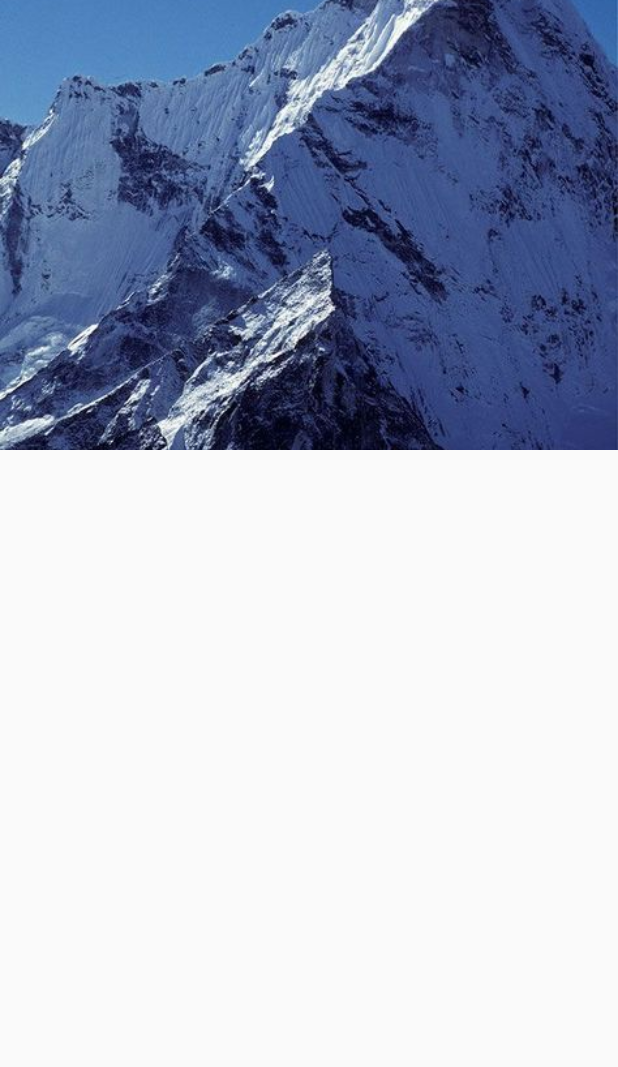
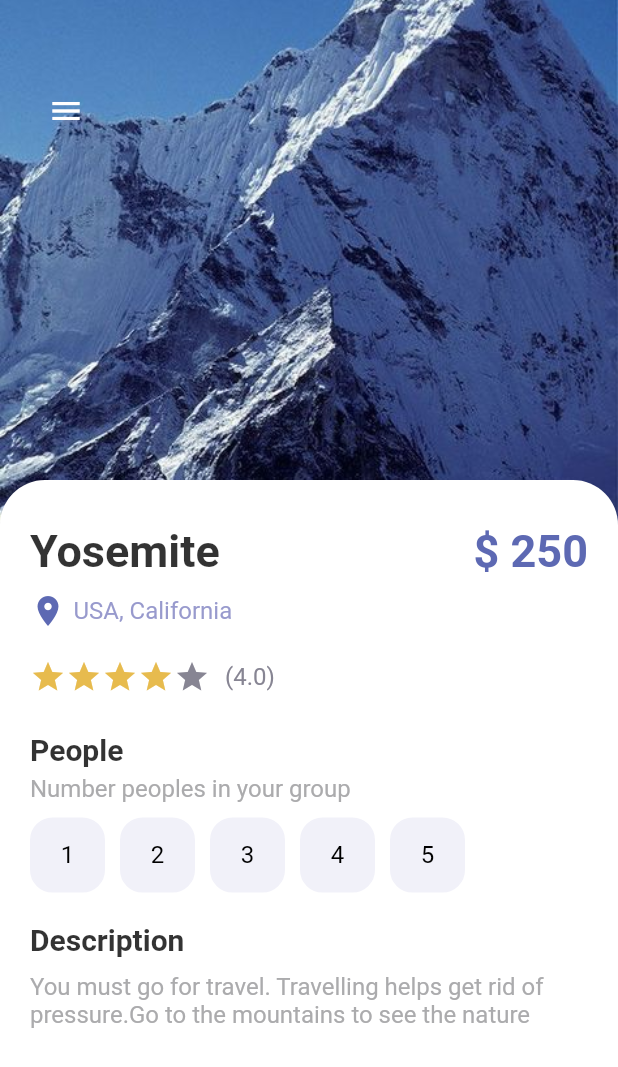
Before and after one commit to AtharvKhamkar/TravelApp, a Flutter app: the screen it shows after launch, on a phone screen of 412 x 824 dp. Shown: the top 1067 px of the screen. Run offline on Flutter 3.47's test engine with Material 2 defaults, Android fonts, the phone set to English and light mode, and no system bars; missing offline and left inert: dart:ffi.

Commit message:
detailPage

```diff
--- a/lib/pages/detail_page.dart
+++ b/lib/pages/detail_page.dart
@@ -1,4 +1,10 @@
+import 'dart:ffi';
+
 import 'package:flutter/material.dart';
+import 'package:travel_app/misc/colors.dart';
+import 'package:travel_app/widget/app_buttons.dart';
+import 'package:travel_app/widget/app_large_text.dart';
+import 'package:travel_app/widget/app_text.dart';
 
 class DetailPage extends StatefulWidget {
   const DetailPage({super.key});
@@ -8,6 +14,9 @@ class DetailPage extends StatefulWidget {
 }
 
 class _DetailPageState extends State<DetailPage> {
+  int gottenStars = 4;
+  int selectedIndex = -1;
+
   @override
   Widget build(BuildContext context) {
     return Scaffold(
@@ -17,22 +26,11 @@ class _DetailPageState extends State<DetailPage> {
         child: Stack(
           children: [
             Positioned(
-                left: 20,
-                top: 70,
-                child: Row(
-                  children: [
-                    IconButton(
-                      onPressed: () {},
-                      icon: Icon(Icons.menu),
-                    )
-                  ],
-                )),
-            Positioned(
               left: 0,
               right: 0,
               child: Container(
                 width: double.maxFinite,
-                height: 300,
+                height: 350,
                 decoration: BoxDecoration(
                   image: DecorationImage(
                     image: AssetImage("assets/img/mountain.jpeg"),
@@ -41,6 +39,154 @@ class _DetailPageState extends State<DetailPage> {
                 ),
               ),
             ),
+            Positioned(
+              left: 20,
+              top: 50,
+              child: Row(
+                children: [
+                  IconButton(
+                    onPressed: () {},
+                    icon: Icon(Icons.menu),
+                    color: Colors.white,
+                  )
+                ],
+              ),
+            ),
+            Positioned(
+              top: 320,
+              child: Container(
+                padding: const EdgeInsets.only(left: 20, right: 20, top: 30),
+                width: MediaQuery.of(context).size.width,
+                height: 500,
+                decoration: BoxDecoration(
+                  color: Colors.white,
+                  borderRadius: BorderRadius.only(
+                    topLeft: Radius.circular(30),
+                    topRight: Radius.circular(30),
+                  ),
+                ),
+                child: Column(
+                  crossAxisAlignment: CrossAxisAlignment.start,
+                  children: [
+                    Row(
+                      mainAxisAlignment: MainAxisAlignment.spaceBetween,
+                      children: [
+                        AppLargeText(
+                            text: "Yosemite",
+                            color: Colors.black.withOpacity(0.8)),
+                        AppLargeText(
+                            text: "\$ 250", color: AppColors.mainColor),
+                      ],
+                    ),
+                    SizedBox(
+                      height: 10,
+                    ),
+                    Row(
+                      children: [
+                        Icon(
+                          Icons.location_on,
+                          color: AppColors.mainColor,
+                        ),
+                        SizedBox(
+                          width: 5,
+                        ),
+                        AppText(
+                            text: "USA, California",
+                            color: AppColors.textColor1)
+                      ],
+                    ),
+                    SizedBox(
+                      height: 20,
+                    ),
+                    Row(
+                      children: [
+                        Wrap(
+                          children: List.generate(5, (index) {
+                            return Icon(
+                              Icons.star,
+                              color: index < gottenStars
+                                  ? AppColors.starColor
+                                  : AppColors.textColor2,
+                            );
+                          }),
+                        ),
+                        SizedBox(
+                          width: 10,
+                        ),
+                        AppText(
+                          text: "(4.0)",
+                          color: AppColors.textColor2,
+                        )
+                      ],
+                    ),
+                    SizedBox(
+                      height: 25,
+                    ),
+                    AppLargeText(
+                      text: "People",
+                      color: Colors.black.withOpacity(0.8),
+                      size: 20,
+                    ),
+                    SizedBox(
+                      height: 5,
+                    ),
+                    AppText(
+                      text: "Number peoples in your group",
+                      color: AppColors.mainTextColor,
+                    ),
+                    SizedBox(
+                      height: 10,
+                    ),
+                    Wrap(
+                      children: List.generate(
+                        5,
+                        ((index) {
+                          return InkWell(
+                            onTap: () {
+                              setState(() {
+                                selectedIndex = index;
+                              });
+                            },
+                            child: Container(
+                              margin: const EdgeInsets.only(right: 10),
+                              child: AppButtons(
+                                color: selectedIndex == index
+                                    ? Colors.white
+                                    : Colors.black,
+                                backgroundColor: selectedIndex == index
+                                    ? Colors.black
+                                    : AppColors.buttonBackground,
+                                size: 50,
+                                borderColor: selectedIndex == index
+                                    ? Colors.black
+                                    : AppColors.buttonBackground,
+                                text: (index + 1).toString(),
+                              ),
+                            ),
+                          );
+                        }),
+                      ),
+                    ),
+                    SizedBox(
+                      height: 20,
+                    ),
+                    AppLargeText(
+                      text: "Description",
+                      color: Colors.black.withOpacity(0.8),
+                      size: 20,
+                    ),
+                    SizedBox(
+                      height: 10,
+                    ),
+                    AppText(
+                      text:
+                          "You must go for travel. Travelling helps get rid of pressure.Go to the mountains to see the nature",
+                      color: AppColors.mainTextColor,
+                    )
+                  ],
+                ),
+              ),
+            )
           ],
         ),
       ),
--- /dev/null
+++ b/lib/widget/app_buttons.dart
@@ -0,0 +1,42 @@
+// ignore_for_file: public_member_api_docs, sort_constructors_first
+import 'package:flutter/material.dart';
+
+import 'package:travel_app/misc/colors.dart';
+import 'package:travel_app/widget/app_text.dart';
+
+class AppButtons extends StatelessWidget {
+  final Color color;
+  String? text;
+  IconData? icon;
+  final Color backgroundColor;
+  double size;
+  final Color borderColor;
+  bool? isIcon;
+
+  AppButtons({
+    Key? key,
+    this.isIcon = false,
+    this.text = "Hi",
+    this.icon,
+    required this.color,
+    required this.backgroundColor,
+    required this.size,
+    required this.borderColor,
+  }) : super(key: key);
+
+  @override
+  Widget build(BuildContext context) {
+    return Container(
+      width: size,
+      height: size,
+      decoration: BoxDecoration(
+          border: Border.all(color: borderColor, width: 1.0),
+          borderRadius: BorderRadius.circular(15),
+          color: backgroundColor,
+          ),
+      child: isIcon == false
+          ? Center(child: AppText(text: text!, color: color))
+          : Center(child: Icon(icon, color: color)),
+    );
+  }
+}
```
